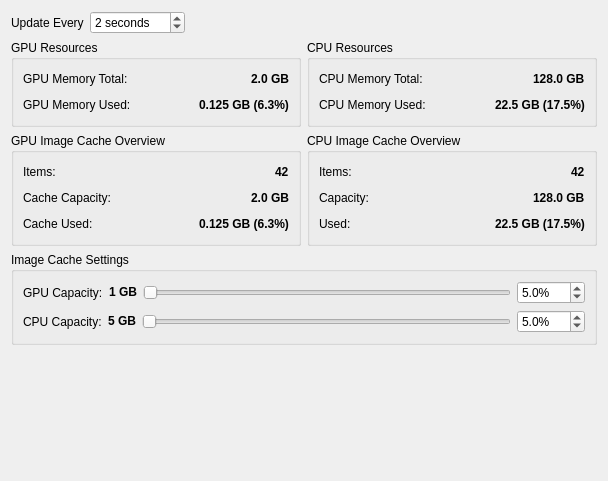
Qt form python/mmSolver/tools/imagecache/ui/imagecache_layout.ui (david-cattermole/mayaMatchMoveSolver) before a commit.
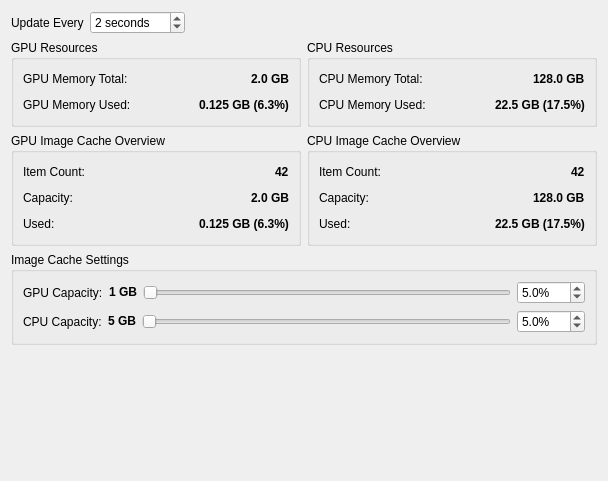
The same form after that commit.

Commit message: Image Cache UI - Update real values.

Patch:
```diff
--- a/python/mmSolver/tools/imagecache/ui/imagecache_layout.ui
+++ b/python/mmSolver/tools/imagecache/ui/imagecache_layout.ui
@@ -221,7 +221,7 @@
           <item>
            <widget class="QLabel" name="gpuItems_label">
             <property name="text">
-             <string>Items:</string>
+             <string>Item Count:</string>
             </property>
            </widget>
           </item>
@@ -252,7 +252,7 @@
           <item>
            <widget class="QLabel" name="gpuMemoryTotal_label_2">
             <property name="text">
-             <string>Cache Capacity:</string>
+             <string>Capacity:</string>
             </property>
            </widget>
           </item>
@@ -283,7 +283,7 @@
           <item>
            <widget class="QLabel" name="gpuMemoryUsed_label_2">
             <property name="text">
-             <string>Cache Used:</string>
+             <string>Used:</string>
             </property>
            </widget>
           </item>
@@ -323,7 +323,7 @@
           <item>
            <widget class="QLabel" name="cpuItems_label">
             <property name="text">
-             <string>Items:</string>
+             <string>Item Count:</string>
             </property>
            </widget>
           </item>
```
Left out of the diff: 24 changed lines with no effect on the pictures. The commit also changes 2 other files.
